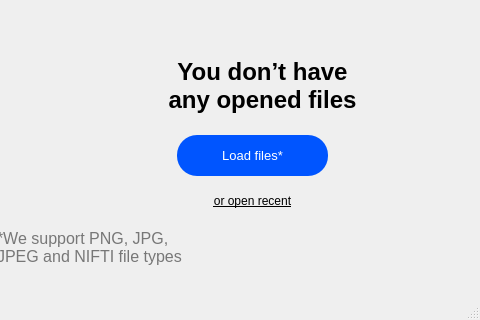
This is covid.ui in Natasha-rare/covid19-analyser as Qt 5 draws it before an edit; both pictures show x 173 to 653 and y 85 to 405 of the 653 by 405 pixel window. The edited form follows.
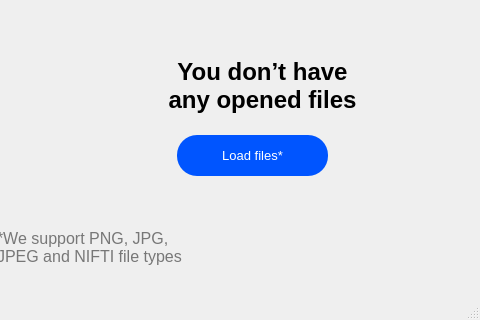
This is the edited form. Icons and pictures are not drawn.

Commit message: remove recent

Patch:
```diff
--- a/covid.ui
+++ b/covid.ui
@@ -408,45 +408,6 @@
      <bool>true</bool>
     </property>
    </widget>
-   <widget class="QPushButton" name="recentBtn">
-    <property name="geometry">
-     <rect>
-      <x>350</x>
-      <y>270</y>
-      <width>151</width>
-      <height>32</height>
-     </rect>
-    </property>
-    <property name="sizePolicy">
-     <sizepolicy hsizetype="Preferred" vsizetype="Fixed">
-      <horstretch>0</horstretch>
-      <verstretch>0</verstretch>
-     </sizepolicy>
-    </property>
-    <property name="minimumSize">
-     <size>
-      <width>151</width>
-      <height>21</height>
-     </size>
-    </property>
-    <property name="font">
-     <font>
-      <underline>true</underline>
-     </font>
-    </property>
-    <property name="autoFillBackground">
-     <bool>true</bool>
-    </property>
-    <property name="styleSheet">
-     <string notr="true">background-color: none;</string>
-    </property>
-    <property name="text">
-     <string>or open recent</string>
-    </property>
-    <property name="flat">
-     <bool>true</bool>
-    </property>
-   </widget>
    <widget class="QLabel" name="label_5">
     <property name="geometry">
      <rect>
```
Left out of the diff: 2 changed lines with no effect on the pictures.
